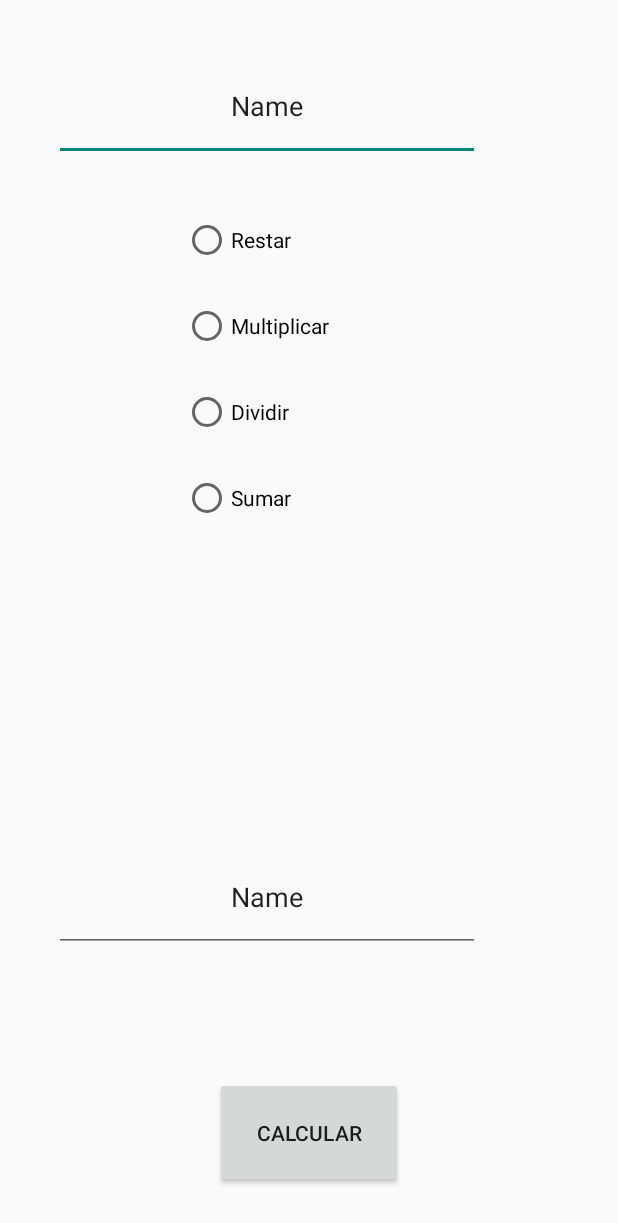
After one commit to ulvercalleja/PMDM, an Android app: the u3a1CalculatronPlus screen opened directly, with no data from a screen before it, on a phone screen of 412 x 824 dp. The commit adds this screen. Shown: the top 1223 px of the screen. Run offline under Robolectric (Android 15) with nearby library versions, the phone set to English and light mode, and no system bars.

Commit message:
"Añadido calculatron!"

```diff
--- a/app/src/main/java/pmdm/u2/u2a2Coloratron.java
+++ b/app/src/main/java/pmdm/u2/ut02/u2a2Coloratron.java
@@ -1,4 +1,4 @@
-package pmdm.u2;
+package pmdm.u2.ut02;
 
 import androidx.appcompat.app.AppCompatActivity;
 import android.os.Bundle;
@@ -10,6 +10,9 @@ import android.widget.Button;
 import android.widget.EditText;
 import android.widget.SeekBar;
 import android.widget.TextView;
+
+import pmdm.u2.R;
+
 public class u2a2Coloratron extends AppCompatActivity {
 
     @Override
--- a/app/src/main/java/pmdm/u2/u2a3Propinatron.java
+++ b/app/src/main/java/pmdm/u2/ut02/u2a3Propinatron.java
@@ -1,4 +1,4 @@
-package pmdm.u2;
+package pmdm.u2.ut02;
 
 import androidx.appcompat.app.AppCompatActivity;
 import androidx.appcompat.widget.SwitchCompat;
@@ -10,6 +10,8 @@ import android.widget.EditText;
 import android.widget.RadioButton;
 import android.widget.SeekBar;
 import android.widget.TextView;
+
+import pmdm.u2.R;
 
 
 public class u2a3Propinatron extends AppCompatActivity {
--- a/app/src/main/java/pmdm/u2/u2a5TattoApp.java
+++ b/app/src/main/java/pmdm/u2/ut02/u2a5TattoApp.java
@@ -1,4 +1,4 @@
-package pmdm.u2;
+package pmdm.u2.ut02;
 
 import android.app.DatePickerDialog;
 import android.app.TimePickerDialog;
@@ -13,8 +13,9 @@ import android.widget.TimePicker;
 
 import androidx.appcompat.app.AppCompatActivity;
 
-import java.text.SimpleDateFormat;
 import java.util.Calendar;
+
+import pmdm.u2.R;
 
 public class u2a5TattoApp extends AppCompatActivity {
 
--- a/app/src/main/java/pmdm/u2/u2a6PiedraPapelTijera.java
+++ b/app/src/main/java/pmdm/u2/ut02/u2a6PiedraPapelTijera.java
@@ -1,4 +1,4 @@
-package pmdm.u2;
+package pmdm.u2.ut02;
 
 import androidx.appcompat.app.AppCompatActivity;
 
@@ -9,6 +9,8 @@ import android.widget.Button;
 import android.widget.EditText;
 import android.widget.ImageView;
 import android.widget.TextView;
+
+import pmdm.u2.R;
 
 public class u2a6PiedraPapelTijera extends AppCompatActivity {
 
--- a/app/src/main/java/pmdm/u2/u2a6PiedraPapelTijeraPartida.java
+++ b/app/src/main/java/pmdm/u2/ut02/u2a6PiedraPapelTijeraPartida.java
@@ -1,4 +1,4 @@
-package pmdm.u2;
+package pmdm.u2.ut02;
 
 import androidx.appcompat.app.AppCompatActivity;
 
@@ -9,7 +9,7 @@ import android.widget.Button;
 import android.widget.ImageView;
 import android.widget.TextView;
 
-import org.w3c.dom.Text;
+import pmdm.u2.R;
 
 public class u2a6PiedraPapelTijeraPartida extends AppCompatActivity {
     TextView errorStatus;
--- /dev/null
+++ b/app/src/main/java/pmdm/u2/ut03/u3a1CalculatronPlus.java
@@ -0,0 +1,70 @@
+package pmdm.u2.ut03;
+
+import androidx.appcompat.app.AppCompatActivity;
+
+import android.content.Intent;
+import android.os.Bundle;
+import android.view.View;
+import android.widget.Button;
+import android.widget.EditText;
+import android.widget.RadioButton;
+import android.widget.RadioGroup;
+import android.widget.TextView;
+
+import pmdm.u2.R;
+import pmdm.u2.ut02.u2a6PiedraPapelTijera;
+import pmdm.u2.ut02.u2a6PiedraPapelTijeraPartida;
+
+public class u3a1CalculatronPlus extends AppCompatActivity {
+
+
+    EditText ptNum1;
+    RadioButton rbSumar;
+    RadioButton rbRestar;
+    RadioButton rbMultiplicar;
+    RadioButton rbDividir;
+    RadioGroup rgGrupo;
+    EditText ptNum2;
+    TextView validationStatus;
+    Button btCalcular;
+    @Override
+    protected void onCreate(Bundle savedInstanceState) {
+        super.onCreate(savedInstanceState);
+        setContentView(R.layout.u3a1_calculatron_plus);
+
+        ptNum1 = findViewById(R.id.u3a1ptNum1);
+        rbSumar = findViewById(R.id.u3a1rbSumar);
+        rbRestar = findViewById(R.id.u3a1rbRestar);
+        rbMultiplicar = findViewById(R.id.u3a1rbMultiplicar);
+        rbDividir = findViewById(R.id.u3a1rbDividir);
+        rgGrupo = findViewById(R.id.u3a1rgGrupoRadio);
+        ptNum2 = findViewById(R.id.u3a1ptNum2);
+        validationStatus = findViewById(R.id.u3a1tvValidar);
+        btCalcular = findViewById(R.id.u3a1btCalcular);
+
+        btCalcular.setOnClickListener(new View.OnClickListener() {
+            @Override
+            public void onClick(View v) {
+
+                String num1 = ptNum1.getText().toString();
+                String num2 = ptNum2.getText().toString();
+
+                if (num1.isEmpty() && num2.isEmpty() ) {
+                    validationStatus.setText("Por favor, introduzca ambos numeros");
+                } else if (num1.isEmpty() ){
+                    validationStatus.setText("Por favor, introduzca el primer numero");
+                } else if (num2.isEmpty() ){
+                    validationStatus.setText("Por favor, introduzca el segundo numero");
+                } else if (!num1.matches("\\d+") && !num2.matches("\\d+")) {
+                    validationStatus.setText("Por favor, introduzca números válidoss");
+                }else {
+                    validationStatus.setText("");
+                    Intent intent = new Intent(u3a1CalculatronPlus.this, u3a1CalculatronPlusResultado.class);
+                    startActivity(intent);
+                    finish();
+                }
+
+            }
+        });
+    }
+}
--- a/app/src/main/res/layout/u2a3_propinatron.xml
+++ b/app/src/main/res/layout/u2a3_propinatron.xml
@@ -4,7 +4,7 @@
     xmlns:tools="http://schemas.android.com/tools"
     android:layout_width="match_parent"
     android:layout_height="match_parent"
-    tools:context=".u2a3Propinatron">
+    tools:context=".ut02.u2a3Propinatron">
 
     <ImageView
         android:id="@+id/u2a2cCabecera"
--- a/app/src/main/res/layout/u2a5_tatto_app.xml
+++ b/app/src/main/res/layout/u2a5_tatto_app.xml
@@ -5,7 +5,7 @@
     android:id="@+id/u2a5ivCheck"
     android:layout_width="match_parent"
     android:layout_height="match_parent"
-    tools:context=".u2a5TattoApp">
+    tools:context=".ut02.u2a5TattoApp">
 
     <!--on below line we are creating a text view-->
 
--- a/app/src/main/res/layout/u2a6_piedra_papel_tijera.xml
+++ b/app/src/main/res/layout/u2a6_piedra_papel_tijera.xml
@@ -5,7 +5,7 @@
     android:layout_width="match_parent"
     android:layout_height="match_parent"
     android:background="#41B6A4"
-    tools:context=".u2a6PiedraPapelTijera">
+    tools:context=".ut02.u2a6PiedraPapelTijera">
 
     <ImageView
         android:id="@+id/u2a6logoVertical"
--- a/app/src/main/res/layout/u2a6_piedra_papel_tijera_partida.xml
+++ b/app/src/main/res/layout/u2a6_piedra_papel_tijera_partida.xml
@@ -6,7 +6,7 @@
     android:layout_width="match_parent"
     android:layout_height="match_parent"
     android:background="@drawable/background"
-    tools:context=".u2a6PiedraPapelTijeraPartida">
+    tools:context=".ut02.u2a6PiedraPapelTijeraPartida">
 
     <ImageView
         android:id="@+id/u2a6ivPerdido"
--- /dev/null
+++ b/app/src/main/res/layout/u3a1_calculatron_plus.xml
@@ -0,0 +1,90 @@
+<?xml version="1.0" encoding="utf-8"?>
+<androidx.constraintlayout.widget.ConstraintLayout xmlns:android="http://schemas.android.com/apk/res/android"
+    xmlns:app="http://schemas.android.com/apk/res-auto"
+    xmlns:tools="http://schemas.android.com/tools"
+    android:layout_width="match_parent"
+    android:layout_height="match_parent"
+    tools:context=".ut03.u3a1CalculatronPlus">
+
+    <Button
+        android:id="@+id/u3a1btCalcular"
+        android:layout_width="125dp"
+        android:layout_height="74dp"
+        android:layout_marginBottom="32dp"
+        android:text="Calcular"
+        app:layout_constraintBottom_toBottomOf="parent"
+        app:layout_constraintEnd_toEndOf="parent"
+        app:layout_constraintStart_toStartOf="parent" />
+
+    <EditText
+        android:id="@+id/u3a1ptNum1"
+        android:layout_width="284dp"
+        android:layout_height="73dp"
+        android:layout_marginStart="36dp"
+        android:layout_marginTop="34dp"
+        android:ems="10"
+        android:inputType="text"
+        android:text="Name"
+        android:textAlignment="center"
+        app:layout_constraintStart_toStartOf="parent"
+        app:layout_constraintTop_toTopOf="parent" />
+
+    <EditText
+        android:id="@+id/u3a1ptNum2"
+        android:layout_width="284dp"
+        android:layout_height="73dp"
+        android:layout_marginBottom="24dp"
+        android:ems="10"
+        android:inputType="text"
+        android:text="Name"
+        android:textAlignment="center"
+        app:layout_constraintBottom_toTopOf="@+id/u3a1tvValidar"
+        app:layout_constraintEnd_toEndOf="@+id/u3a1ptNum1"
+        app:layout_constraintStart_toStartOf="@+id/u3a1ptNum1" />
+
+    <TextView
+        android:id="@+id/u3a1tvValidar"
+        android:layout_width="wrap_content"
+        android:layout_height="wrap_content"
+        android:layout_marginBottom="32dp"
+        android:textColor="#E91E1E"
+        android:textSize="20sp"
+        app:layout_constraintBottom_toTopOf="@+id/u3a1btCalcular"
+        app:layout_constraintEnd_toEndOf="parent"
+        app:layout_constraintStart_toStartOf="parent" />
+
+    <RadioGroup
+        android:id="@+id/u3a1rgGrupoRadio"
+        android:layout_width="wrap_content"
+        android:layout_height="wrap_content"
+        android:layout_marginTop="24dp"
+        app:layout_constraintEnd_toEndOf="@+id/u3a1ptNum1"
+        app:layout_constraintStart_toStartOf="@+id/u3a1ptNum1"
+        app:layout_constraintTop_toBottomOf="@+id/u3a1ptNum1">
+
+        <RadioButton
+            android:id="@+id/u3a1rbRestar"
+            android:layout_width="112dp"
+            android:layout_height="57dp"
+            android:text="Restar" />
+
+        <RadioButton
+            android:id="@+id/u3a1rbMultiplicar"
+            android:layout_width="112dp"
+            android:layout_height="57dp"
+            android:text="Multiplicar" />
+
+        <RadioButton
+            android:id="@+id/u3a1rbDividir"
+            android:layout_width="112dp"
+            android:layout_height="57dp"
+            android:text="Dividir" />
+
+        <RadioButton
+            android:id="@+id/u3a1rbSumar"
+            android:layout_width="112dp"
+            android:layout_height="57dp"
+            android:text="Sumar" />
+    </RadioGroup>
+
+</androidx.constraintlayout.widget.ConstraintLayout>
```
Also changed, not shown: app/src/main/AndroidManifest.xml (+17 -5 lines), app/src/main/java/pmdm/u2/ut03/u3a1CalculatronPlusResultado.java (added, +21 -0 lines), app/src/main/res/layout/u3a1_calculatron_plus_resultado.xml (added, +18 -0 lines).
